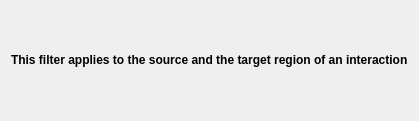
Old version of the form uicomponents/FilterUnaryWarning.ui in the repository se-sic/VaRA-Tool-Suite.
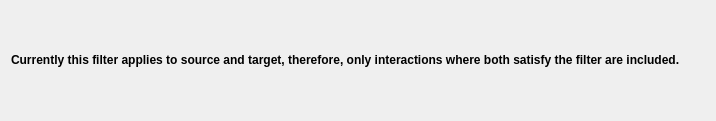
New version of the form.

Commit message: Incorporate feedback (Change warning text)

```diff
--- a/uicomponents/FilterUnaryWarning.ui
+++ b/uicomponents/FilterUnaryWarning.ui
@@ -6,7 +6,7 @@
    <rect>
     <x>0</x>
     <y>0</y>
-    <width>340</width>
+    <width>716</width>
     <height>121</height>
    </rect>
   </property>
@@ -20,7 +20,10 @@
       <bool>true</bool>
      </property>
      <property name="text">
-      <string>&lt;html&gt;&lt;head/&gt;&lt;body&gt;&lt;p&gt;&lt;span style=&quot; font-weight:600;&quot;&gt;This filter applies to the source and the target region of an interaction&lt;/span&gt;&lt;/p&gt;&lt;/body&gt;&lt;/html&gt;</string>
+      <string>&lt;html&gt;&lt;head/&gt;&lt;body&gt;&lt;p&gt;&lt;span style=&quot; font-weight:600;&quot;&gt;Currently this filter applies to source and target, therefore, only interactions where both satisfy the filter are included.&lt;/span&gt;&lt;/p&gt;&lt;/body&gt;&lt;/html&gt;</string>
+     </property>
+     <property name="wordWrap">
+      <bool>true</bool>
      </property>
     </widget>
    </item>
```
The commit also changes 1 other file.
